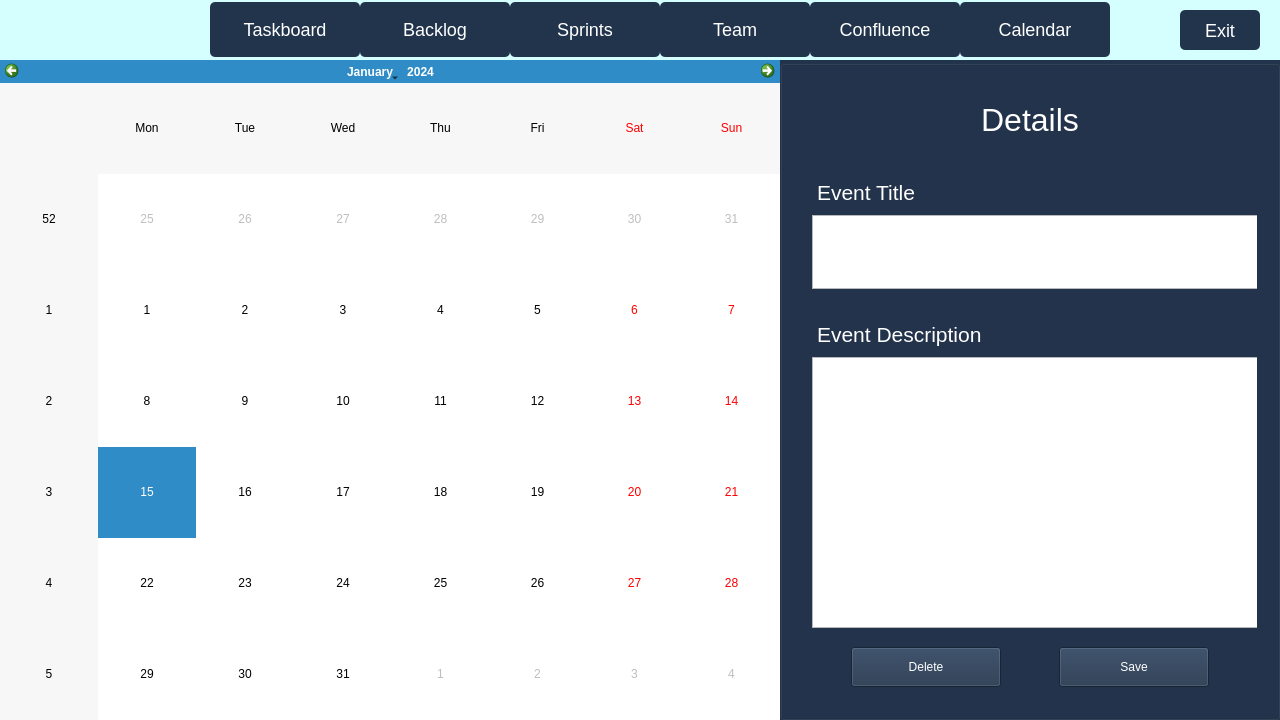
This is code/Staging_Environment/Recovered/Staging_Environment_Recorverd/parentboard.ui in muazzamaqeel/Software-Project-CTS-5 as Qt 5 draws it before an edit. The edited form follows.
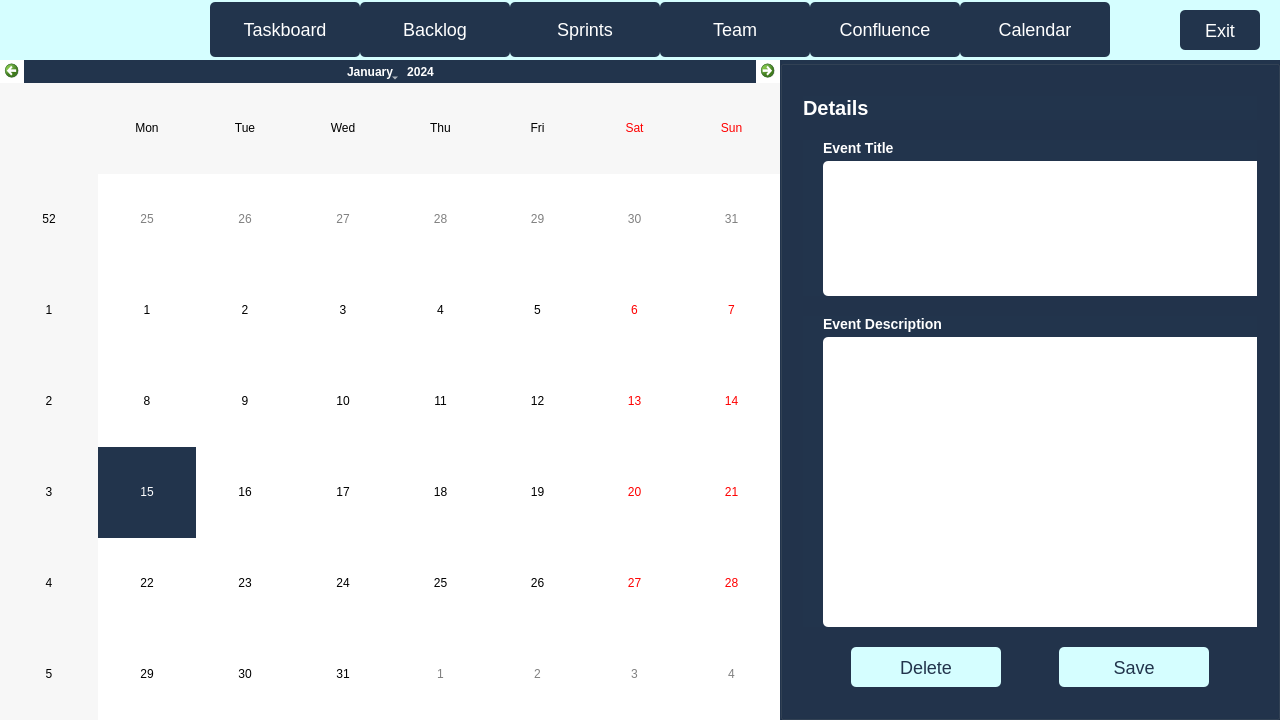
This is the edited form. The open tabs and pages were chosen to show the change. Icons and pictures are not drawn.

```diff
--- a/code/Staging_Environment/Recovered/Staging_Environment_Recorverd/parentboard.ui
+++ b/code/Staging_Environment/Recovered/Staging_Environment_Recorverd/parentboard.ui
@@ -4486,6 +4486,12 @@
          <height>660</height>
         </size>
        </property>
+       <property name="styleSheet">
+        <string notr="true">QWidget {
+background-color: #22344C;
+color: white;
+}</string>
+       </property>
        <layout class="QHBoxLayout" name="horizontalLayout_23" stretch="78,50">
         <property name="spacing">
          <number>0</number>
@@ -4511,14 +4517,41 @@
            </size>
           </property>
           <property name="styleSheet">
-           <string notr="true">
-background-color: #D5FEFF;
-hover {
+           <string notr="true">QCalendarWidget {
+background-color: white;
+color: black;
+}
+
+QCalendarWidget QAbstractItemView:enabled {
+    selection-background-color: #22344C; /* Color for selected date */
+}
+
+QCalendarWidget QAbstractItemView:disabled {
+    color: #808080; /* Color for disabled dates */
+}
+QCalendarWidget QAbstractItemView:section {
+    background-color: #22344C;
+    color: white; /* Set the text color if needed */
+}
+QCalendarWidget QAbstractItemView {
+    background-color: white; /* Set the background color of the dropdown */
+    color: black; /* Set the text color of the dropdown items */
+    selection-background-color: #D5FEFF; /* Set the background color of the selected item */
+}
+
+
+#qt_calendar_prevmonth {
+    qproperty-icon: url(:/left-arrow.png);
+background-color: white;
+}
+#qt_calendar_nextmonth {
+    qproperty-icon: url(:/right-arrow.png);
+background-color: white;
+}
+QCalendarWidget QHeaderView {
 background-color: #22344C;
-}
-
-
-</string>
+    color: white; /* Set the text color of the day names and week numbers */
+}</string>
           </property>
          </widget>
         </item>
@@ -4538,9 +4571,9 @@
           <property name="title">
            <string/>
           </property>
-          <layout class="QVBoxLayout" name="verticalLayout_11" stretch="0,2,5,1">
+          <layout class="QVBoxLayout" name="verticalLayout_11" stretch="0,3,6,1">
            <property name="spacing">
-            <number>10</number>
+            <number>20</number>
            </property>
            <property name="leftMargin">
             <number>20</number>
@@ -4555,35 +4588,17 @@
             <number>30</number>
            </property>
            <item>
-            <widget class="QTextBrowser" name="CalendarHeading">
-             <property name="minimumSize">
-              <size>
-               <width>450</width>
-               <height>0</height>
-              </size>
-             </property>
-             <property name="maximumSize">
-              <size>
-               <width>16777215</width>
-               <height>60</height>
-              </size>
-             </property>
+            <widget class="QLabel" name="CalendarHeading">
              <property name="styleSheet">
-              <string notr="true">QTextBrowser { background-color: rgba(255, 255, 255, 0); color: black; }
+              <string notr="true">QLabel {
+    font-weight: bold;
+    font-size: 20px;
+    qproperty-alignment: AlignCenter; /* This ensures text is centered */
+}
 </string>
              </property>
-             <property name="frameShape">
-              <enum>QFrame::VLine</enum>
-             </property>
-             <property name="html">
-              <string>&lt;!DOCTYPE HTML PUBLIC &quot;-//W3C//DTD HTML 4.0//EN&quot; &quot;http://www.w3.org/TR/REC-html40/strict.dtd&quot;&gt;
-&lt;html&gt;&lt;head&gt;&lt;meta name=&quot;qrichtext&quot; content=&quot;1&quot; /&gt;&lt;meta charset=&quot;utf-8&quot; /&gt;&lt;style type=&quot;text/css&quot;&gt;
-p, li { white-space: pre-wrap; }
-hr { height: 1px; border-width: 0; }
-li.unchecked::marker { content: &quot;\2610&quot;; }
-li.checked::marker { content: &quot;\2612&quot;; }
-&lt;/style&gt;&lt;/head&gt;&lt;body style=&quot; font-family:'.AppleSystemUIFont'; font-size:13pt; font-weight:400; font-style:normal;&quot;&gt;
-&lt;p align=&quot;center&quot; style=&quot; margin-top:0px; margin-bottom:0px; margin-left:0px; margin-right:0px; -qt-block-indent:0; text-indent:0px;&quot;&gt;&lt;span style=&quot; font-family:'Segoe UI'; font-size:24pt; color:#ffffff;&quot;&gt;Details&lt;/span&gt;&lt;/p&gt;&lt;/body&gt;&lt;/html&gt;</string>
+             <property name="text">
+              <string>Details</string>
              </property>
             </widget>
            </item>
@@ -4595,40 +4610,33 @@
                <height>120</height>
               </size>
              </property>
-             <layout class="QVBoxLayout" name="verticalLayout_9" stretch="1,2">
+             <layout class="QVBoxLayout" name="verticalLayout_9" stretch="0,2">
               <property name="spacing">
+               <number>5</number>
+              </property>
+              <property name="leftMargin">
+               <number>20</number>
+              </property>
+              <property name="topMargin">
+               <number>0</number>
+              </property>
+              <property name="rightMargin">
+               <number>20</number>
+              </property>
+              <property name="bottomMargin">
                <number>0</number>
               </property>
               <item>
-               <widget class="QTextBrowser" name="CalendarTitle">
-                <property name="minimumSize">
-                 <size>
-                  <width>0</width>
-                  <height>40</height>
-                 </size>
-                </property>
-                <property name="maximumSize">
-                 <size>
-                  <width>16777215</width>
-                  <height>40</height>
-                 </size>
-                </property>
+               <widget class="QLabel" name="CalendarTitle">
                 <property name="styleSheet">
-                 <string notr="true">QTextBrowser { background-color: rgba(255, 255, 255, 0); color: black; }
+                 <string notr="true">QLabel {
+    font-weight: bold;
+    font-size: 14px;
+}
 </string>
                 </property>
-                <property name="frameShape">
-                 <enum>QFrame::StyledPanel</enum>
-                </property>
-                <property name="html">
-                 <string>&lt;!DOCTYPE HTML PUBLIC &quot;-//W3C//DTD HTML 4.0//EN&quot; &quot;http://www.w3.org/TR/REC-html40/strict.dtd&quot;&gt;
-&lt;html&gt;&lt;head&gt;&lt;meta name=&quot;qrichtext&quot; content=&quot;1&quot; /&gt;&lt;meta charset=&quot;utf-8&quot; /&gt;&lt;style type=&quot;text/css&quot;&gt;
-p, li { white-space: pre-wrap; }
-hr { height: 1px; border-width: 0; }
-li.unchecked::marker { content: &quot;\2610&quot;; }
-li.checked::marker { content: &quot;\2612&quot;; }
-&lt;/style&gt;&lt;/head&gt;&lt;body style=&quot; font-family:'.AppleSystemUIFont'; font-size:13pt; font-weight:400; font-style:normal;&quot;&gt;
-&lt;p style=&quot; margin-top:0px; margin-bottom:0px; margin-left:0px; margin-right:0px; -qt-block-indent:0; text-indent:0px;&quot;&gt;&lt;span style=&quot; font-family:'Segoe UI'; font-size:16pt; color:#ffffff;&quot;&gt;Event Title&lt;/span&gt;&lt;/p&gt;&lt;/body&gt;&lt;/html&gt;</string>
+                <property name="text">
+                 <string>Event Title</string>
                 </property>
                </widget>
               </item>
@@ -4640,6 +4648,16 @@
                   <height>0</height>
                  </size>
                 </property>
+                <property name="styleSheet">
+                 <string notr="true">QTextEdit {
+background: white;
+font: 14pt Arial;
+padding: 3px 3px 3px 3px;
+color: black;
+border-radius: 5px;
+border: 0;
+}</string>
+                </property>
                </widget>
               </item>
              </layout>
@@ -4661,38 +4679,31 @@
              </property>
              <layout class="QVBoxLayout" name="verticalLayout_10">
               <property name="spacing">
+               <number>5</number>
+              </property>
+              <property name="leftMargin">
+               <number>20</number>
+              </property>
+              <property name="topMargin">
+               <number>0</number>
+              </property>
+              <property name="rightMargin">
+               <number>20</number>
+              </property>
+              <property name="bottomMargin">
                <number>0</number>
               </property>
               <item>
-               <widget class="QTextBrowser" name="CalendarDescription">
-                <property name="minimumSize">
-                 <size>
-                  <width>0</width>
-                  <height>40</height>
-                 </size>
-                </property>
-                <property name="maximumSize">
-                 <size>
-                  <width>16777215</width>
-                  <height>40</height>
-                 </size>
-                </property>
+               <widget class="QLabel" name="CalendarDescription">
                 <property name="styleSheet">
-                 <string notr="true">QTextBrowser { background-color: rgba(255, 255, 255, 0); color: black; }
+                 <string notr="true">QLabel {
+    font-weight: bold;
+    font-size: 14px;
+}
 </string>
                 </property>
-                <property name="frameShape">
-                 <enum>QFrame::StyledPanel</enum>
-                </property>
-                <property name="html">
-                 <string>&lt;!DOCTYPE HTML PUBLIC &quot;-//W3C//DTD HTML 4.0//EN&quot; &quot;http://www.w3.org/TR/REC-html40/strict.dtd&quot;&gt;
-&lt;html&gt;&lt;head&gt;&lt;meta name=&quot;qrichtext&quot; content=&quot;1&quot; /&gt;&lt;meta charset=&quot;utf-8&quot; /&gt;&lt;style type=&quot;text/css&quot;&gt;
-p, li { white-space: pre-wrap; }
-hr { height: 1px; border-width: 0; }
-li.unchecked::marker { content: &quot;\2610&quot;; }
-li.checked::marker { content: &quot;\2612&quot;; }
-&lt;/style&gt;&lt;/head&gt;&lt;body style=&quot; font-family:'.AppleSystemUIFont'; font-size:13pt; font-weight:400; font-style:normal;&quot;&gt;
-&lt;p style=&quot; margin-top:0px; margin-bottom:0px; margin-left:0px; margin-right:0px; -qt-block-indent:0; text-indent:0px;&quot;&gt;&lt;span style=&quot; font-family:'Segoe UI'; font-size:16pt; color:#ffffff;&quot;&gt;Event Description&lt;/span&gt;&lt;/p&gt;&lt;/body&gt;&lt;/html&gt;</string>
+                <property name="text">
+                 <string>Event Description</string>
                 </property>
                </widget>
               </item>
@@ -4704,6 +4715,16 @@
                   <height>0</height>
                  </size>
                 </property>
+                <property name="styleSheet">
+                 <string notr="true">QTextEdit {
+background: white;
+font: 14pt Arial;
+padding: 3px 3px 3px 3px;
+color: black;
+border-radius: 5px;
+border: 0;
+}</string>
+                </property>
                </widget>
               </item>
              </layout>
@@ -4729,11 +4750,21 @@
                 </size>
                </property>
                <property name="styleSheet">
-                <string notr="true">QPushButton {
-font: 13pt &quot;Arial&quot;;
-background-color: #22344C;
-color: rgb(255, 255, 255);
-}</string>
+                <string notr="true">/* Styles for QPushButton */
+QPushButton {
+    background-color: #D5FEFF; /* Dark grey background */
+    color: #22344C; /* White text */
+    border-radius: 5px; /* Rounded corners */
+    padding: 10px 20px; /* Padding around text */
+    font-size: 18px; /* Font size */
+    border: none; /* No border */
+    text-align: center; /* Center text */
+}
+
+QPushButton:pressed {
+    background-color: white; /* Even lighter grey for pressed state */
+}
+</string>
                </property>
                <property name="text">
                 <string>Delete</string>
@@ -4755,11 +4786,21 @@
                 </size>
                </property>
                <property name="styleSheet">
-                <string notr="true">QPushButton {
-font: 13pt &quot;Arial&quot;;
-background-color: #22344C;
-color: rgb(255, 255, 255);
-}</string>
+                <string notr="true">/* Styles for QPushButton */
+QPushButton {
+    background-color: #D5FEFF; /* Dark grey background */
+    color: #22344C; /* White text */
+    border-radius: 5px; /* Rounded corners */
+    padding: 10px 20px; /* Padding around text */
+    font-size: 18px; /* Font size */
+    border: none; /* No border */
+    text-align: center; /* Center text */
+}
+
+QPushButton:pressed {
+    background-color: white; /* Even lighter grey for pressed state */
+}
+</string>
                </property>
                <property name="text">
                 <string>Save</string>
```
Left out of the diff: 8 changed lines with no effect on the pictures.
